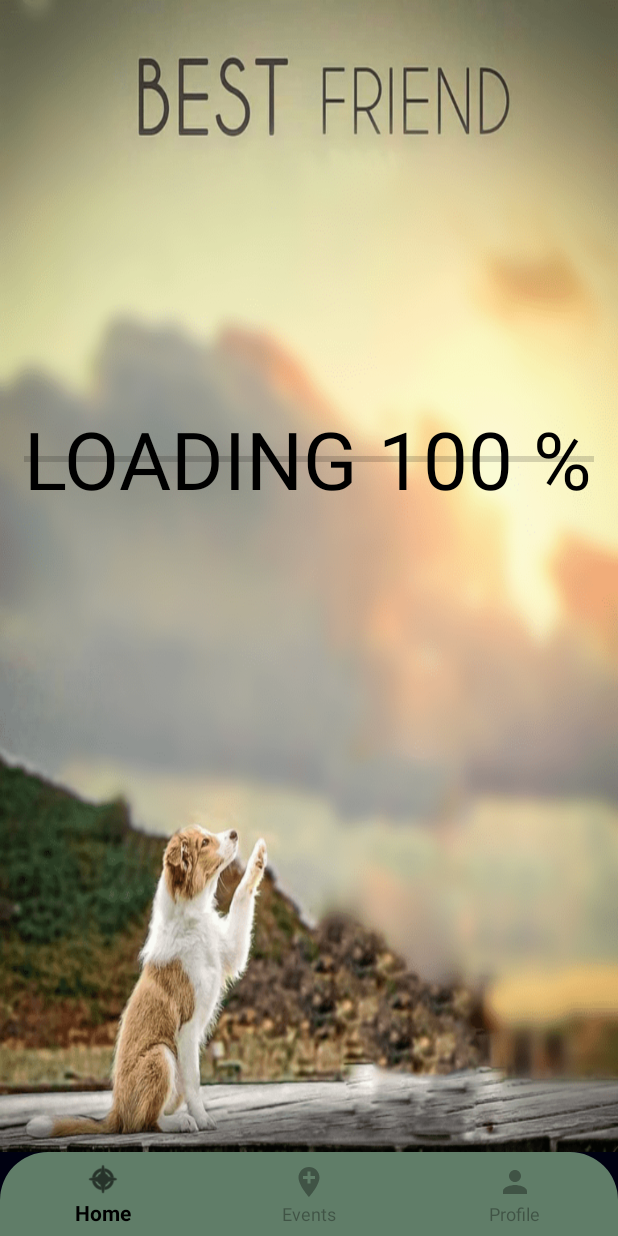
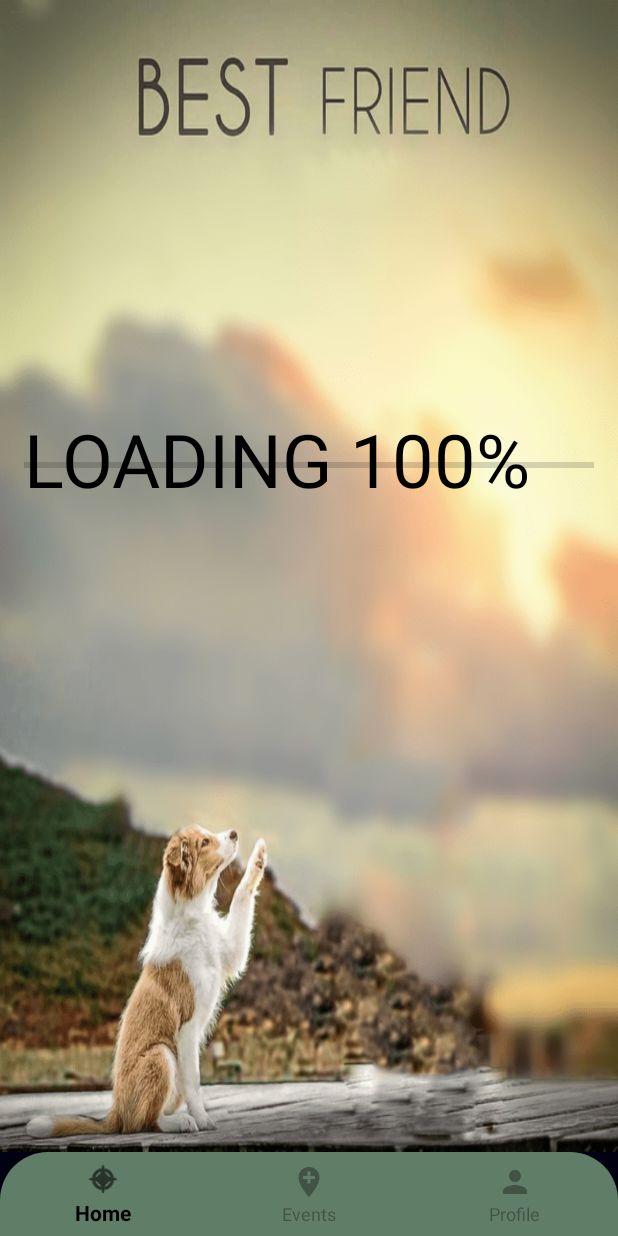
Before and after one commit to CSUMB-Codepath-Group1/barkAndroidAPP, an Android app: the fragment ProfileFragment placed in its activity, on a phone screen of 412 x 824 dp. Run offline under Robolectric (Android 15) with nearby library versions, the phone set to English and light mode, and no system bars; our stand-ins replace Firebase (no records; nobody signed in at launch, a user with empty details on screens opened directly), Picasso; libraries missing offline, so code that uses them is left out: com.squareup.okhttp; pictures from the network do not load.

Commit message:
push more code profile

```diff
--- a/app/src/main/res/layout/fragment_profile.xml
+++ b/app/src/main/res/layout/fragment_profile.xml
@@ -12,13 +12,13 @@
 
     <TextView
         android:id="@+id/text_view"
-        android:layout_width="wrap_content"
-        android:layout_height="148dp"
+        android:layout_width="395dp"
+        android:layout_height="125dp"
         android:layout_above="@+id/progress_bar"
-        android:layout_marginBottom="-162dp"
-        android:text="LOADING 100 %"
+        android:layout_marginBottom="-138dp"
+        android:text="LOADING 100%"
         android:textColor="#000000"
-        android:textSize="53sp" />
+        android:textSize="49sp" />
 
     <ProgressBar
         android:id="@+id/progress_bar"
@@ -26,7 +26,7 @@
         android:layout_width="match_parent"
         android:layout_height="100dp"
         android:layout_alignParentBottom="true"
-        android:layout_marginBottom="396dp" />
+        android:layout_marginBottom="392dp" />
 
 
 </RelativeLayout>
```
